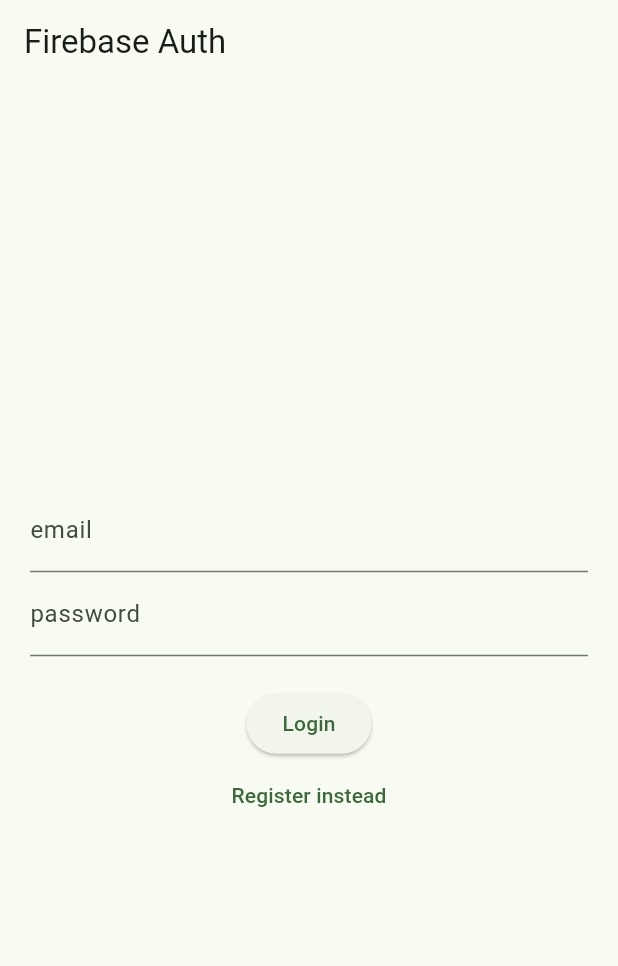
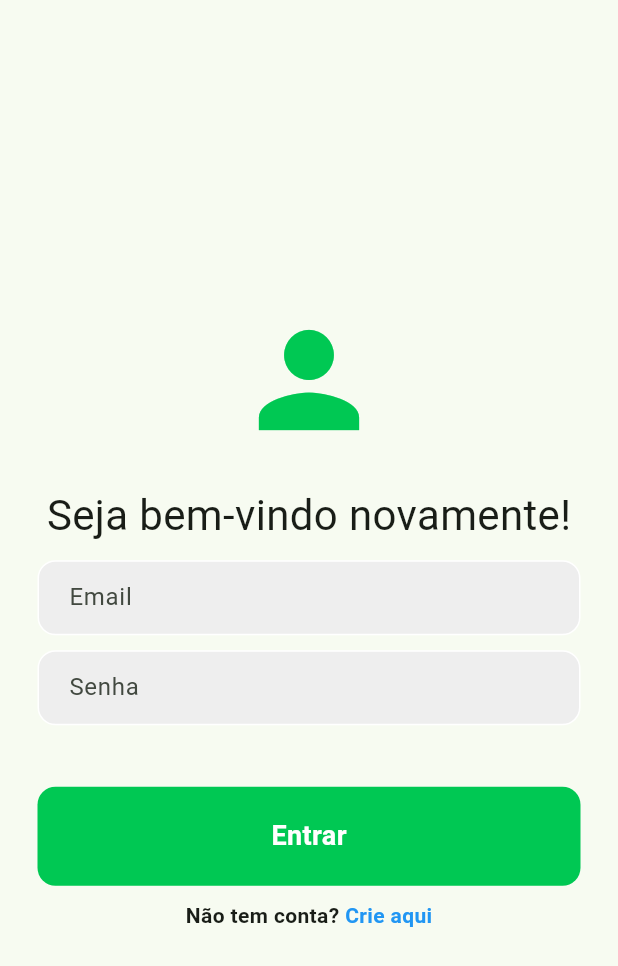
Before and after one commit to loulouizz/tccalimentracker, a Flutter app: the screen it shows after launch, on a phone screen of 412 x 824 dp. Shown: the top 966 px of the screen. Run offline on Flutter 3.47's test engine with Material 3 defaults, Android fonts, the light colour scheme and no system bars; our stand-ins replace cloud_firestore, firebase_auth, firebase_core, google_fonts; accounts and stored records are empty.

Commit message:
tela de login feita

```diff
--- a/lib/main.dart
+++ b/lib/main.dart
@@ -10,7 +10,7 @@
 
 Future<void> main() async {
   WidgetsFlutterBinding.ensureInitialized();
-  _initializeFirebase();
+  await _initializeFirebase();
   runApp(MyApp());
 }
 
--- a/lib/screens/login_screen.dart
+++ b/lib/screens/login_screen.dart
@@ -1,6 +1,7 @@
 import 'package:alimentracker/auth.dart';
 import 'package:firebase_auth/firebase_auth.dart';
 import 'package:flutter/material.dart';
+import 'package:google_fonts/google_fonts.dart';
 
 class LoginScreen extends StatefulWidget {
   const LoginScreen({super.key});
@@ -29,7 +30,8 @@
 
   Future<void> createUserWithEmailAndPassword() async {
     try {
-      await Auth().createUserWithEmailAndPassword(email: _emailEC.text, password: _passwordEC.text);
+      await Auth().createUserWithEmailAndPassword(
+          email: _emailEC.text, password: _passwordEC.text);
     } on FirebaseAuthException catch (e) {
       setState(() {
         errorMessage = e.message;
@@ -41,58 +43,108 @@
     return const Text('Firebase Auth');
   }
 
-  Widget _entryField(
-      String title,
-      TextEditingController controller,
-      ){
-    return TextField(
-      controller: controller,
-      decoration: InputDecoration(
-        labelText: title,
-      ),
+
+
+  Widget _errorMessage() {
+    return Column(
+      children: [Text(errorMessage == '' ? '' : 'Hmm? $errorMessage'),
+      SizedBox(height: 10,)],
     );
   }
 
-  Widget _errorMessage(){
-    return Text(errorMessage == '' ? '' : 'Hmm? $errorMessage');
-  }
-
-  Widget _submitButton(){
+  Widget _submitButton() {
     return ElevatedButton(
-      onPressed: isLogin ? signInWithEmailAndPassword : createUserWithEmailAndPassword,
+      onPressed:
+          isLogin ? signInWithEmailAndPassword : createUserWithEmailAndPassword,
       child: Text(isLogin ? 'Login' : 'Register'),
     );
   }
 
-  Widget _loginOrRegisterButton() {
-    return TextButton(onPressed: (){
-      setState(() {
-        isLogin = !isLogin;
-      });
-    }, child: Text(isLogin ? 'Register instead' : 'Login instead'));
-  }
-
-
   @override
   Widget build(BuildContext context) {
     return Scaffold(
-      appBar: AppBar(
-        title: _title(),
-      ),
-      body: Container(
-        height: double.infinity,
-        width: double.infinity,
-        padding: const EdgeInsets.all(20),
-        child: Column(
-          mainAxisAlignment: MainAxisAlignment.center,
-          crossAxisAlignment: CrossAxisAlignment.center,
-          children: <Widget>[
-            _entryField('email', _emailEC),
-            _entryField('password', _passwordEC),
-            _errorMessage(),
-            _submitButton(),
-            _loginOrRegisterButton(),
-          ],
+      body: SafeArea(
+        child: Center(
+          child: Column(
+            mainAxisAlignment: MainAxisAlignment.center,
+            children: [
+              Icon(Icons.person, size: 100, color: Colors.greenAccent[700],),
+              SizedBox(height: 20,),
+              Text("Seja bem-vindo novamente!", style: GoogleFonts.roboto(fontSize: 28),),
+              SizedBox(height: 10,),
+              Padding(padding: const EdgeInsets.symmetric(horizontal: 25),
+                child: Container(
+                  decoration: BoxDecoration(
+                    color: Colors.grey[200],
+                    border: Border.all(color: Colors.white),
+                    borderRadius: BorderRadius.circular(12),
+                  ),
+                  child: Padding(
+                    padding: const EdgeInsets.only(left: 20),
+                    child: TextFormField(
+                      controller: _emailEC,
+                      obscureText: true,
+                      decoration: InputDecoration(
+                        border: InputBorder.none,
+                        hintText: "Email",
+                      ),
+                    ),
+                  ),
+                ),
+              ),
+
+              SizedBox(height: 10,),
+
+              Padding(padding: const EdgeInsets.symmetric(horizontal: 25),
+                child: Container(
+                  decoration: BoxDecoration(
+                    color: Colors.grey[200],
+                    border: Border.all(color: Colors.white),
+                    borderRadius: BorderRadius.circular(12),
+                  ),
+                  child: Padding(
+                    padding: const EdgeInsets.only(left: 20),
+                    child: TextFormField(
+                      controller: _passwordEC,
+                      obscureText: true,
+                      decoration: InputDecoration(
+                        border: InputBorder.none,
+                        hintText: "Senha",
+                      ),
+                    ),
+                  ),
+                ),
+              ),
+              SizedBox(height: 10,),
+
+              _errorMessage(),
+
+              Padding(
+                padding: const EdgeInsets.symmetric(horizontal: 25),
+                child: GestureDetector(
+                  onTap: signInWithEmailAndPassword,
+                  child: Container(
+                    padding: EdgeInsets.all(20),
+                    decoration: BoxDecoration(
+                      color: Colors.greenAccent[700],
+                      borderRadius: BorderRadius.circular(12),
+                    ),
+                    child: Center(child: Text("Entrar", style: GoogleFonts.roboto(color: Colors.white, fontWeight: FontWeight.bold, fontSize: 18),)),
+                  ),
+                ),
+              ),
+
+              SizedBox(height: 10,),
+
+              Row(
+                mainAxisAlignment: MainAxisAlignment.center,
+                children: [
+                  Text("Não tem conta?", style: GoogleFonts.roboto(fontWeight: FontWeight.bold),),
+                  Text(" Crie aqui", style: TextStyle(color: Colors.blue, fontWeight: FontWeight.bold),)
+                ],
+              ),
+            ],
+          ),
         ),
       ),
     );
--- a/pubspec.yaml
+++ b/pubspec.yaml
@@ -39,6 +39,7 @@
   cloud_firestore: ^5.0.0
   firebase_auth: ^5.1.3
   mocktail: ^1.0.4
+  google_fonts: ^6.2.1
 
 dev_dependencies:
   flutter_test:
@@ -66,7 +67,8 @@
   # assets:
   #   - images/a_dot_burr.jpeg
   #   - images/a_dot_ham.jpeg
-
+  assets:
+    - assets/images/login_screen_two_person_logo.png
   # An image asset can refer to one or more resolution-specific "variants", see
   # https://flutter.dev/assets-and-images/#resolution-aware
 
```
Also changed, not shown: assets/images/login_screen_two_person_logo.png (added), pubspec.lock, 1 other file.
